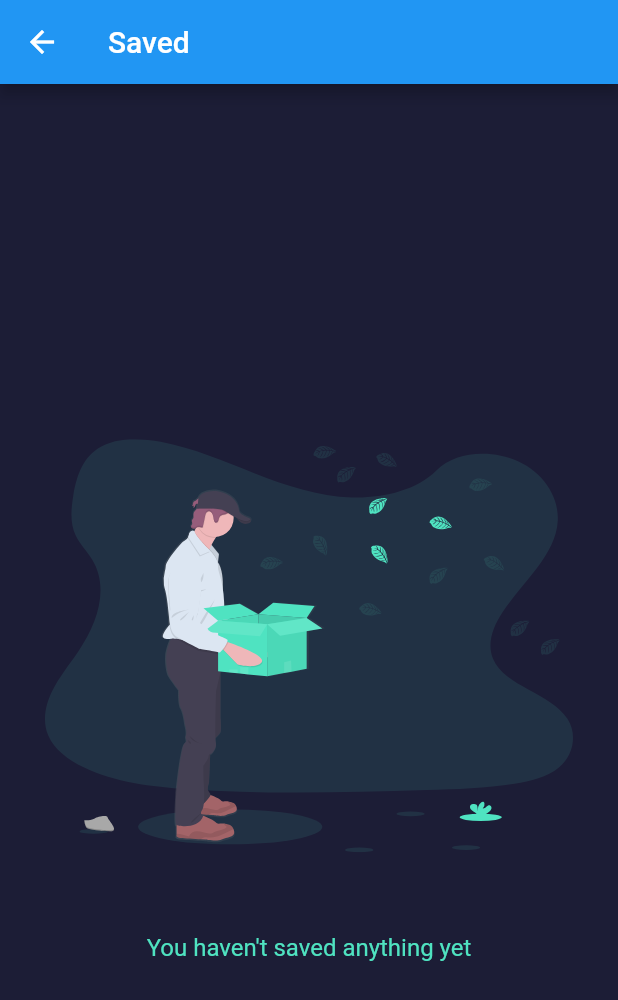
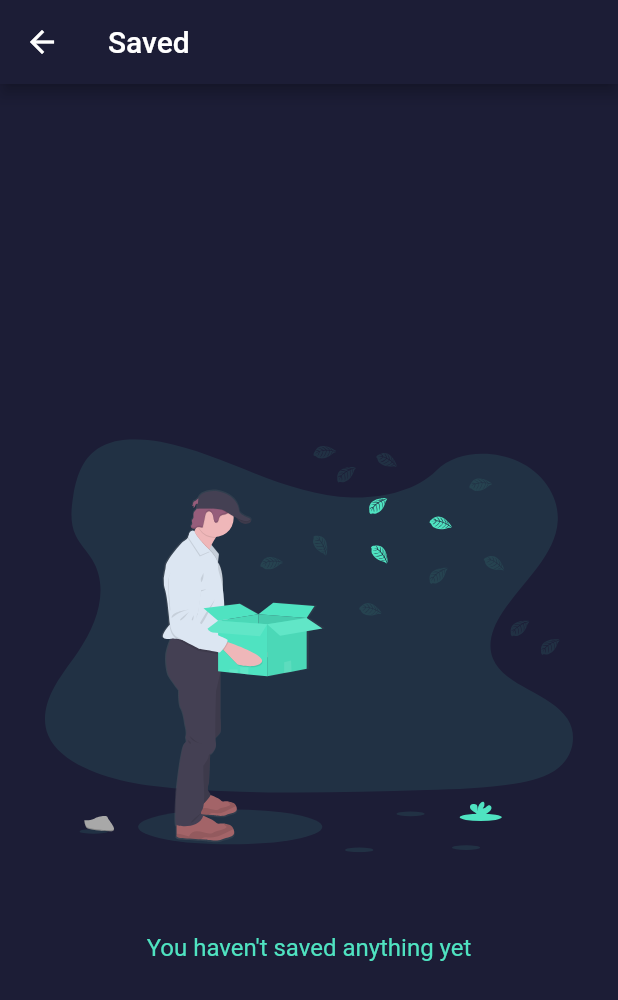
Before and after one commit to vishvaRam/Status-Saver-Plus, a Flutter app: the Downloads screen opened directly, on a phone screen of 412 x 824 dp. Shown: the top 1000 px of the screen. Run offline on Flutter 3.47's test engine with Material 2 defaults, Android fonts, the phone set to English and light mode, and no system bars; our stand-ins replace flutter_svg, photo_view, share, video_player; missing offline and left inert: open_appstore, permission, video_thumbnail.

```diff
--- /dev/null
+++ b/lib/Pages/ColorTheming.dart
@@ -0,0 +1,4 @@
+import 'package:flutter/material.dart';
+
+final Color backgroundColor = Color(0xff1C1D36);
+final Color accentColor = Color(0xff4FE3C1);
--- a/lib/Pages/Downloads.dart
+++ b/lib/Pages/Downloads.dart
@@ -3,6 +3,8 @@ import 'dart:io';
 import './Downloaded Pages/Downloaded Image.dart';
 import './Downloaded Pages/Downloaded Videos.dart';
 import 'package:flutter_svg/flutter_svg.dart';
+
+import 'ColorTheming.dart';
 
 class Downloads extends StatefulWidget {
   @override
@@ -11,8 +13,8 @@ class Downloads extends StatefulWidget {
 
 class _DownloadsState extends State<Downloads> {
 
-  String imagePath = "/storage/emulated/0/Status Saver/Images";
-  String videosPath = "/storage/emulated/0/Status Saver/Videos";
+  String imagePath = "/storage/emulated/0/Pictures/Status Saver Plus";
+  String videosPath = "/storage/emulated/0/Pictures/Status Saver Plus";
   bool isSaved = false;
   bool images = true;
   bool videos = true;
@@ -105,7 +107,8 @@ class _DownloadsState extends State<Downloads> {
           child: Scaffold(
             backgroundColor:  Theme.of(context).primaryColor,
             appBar: AppBar(
-          title: Text("Saved"),
+              backgroundColor: backgroundColor,
+              title: Text("Saved"),
         ),
         body: Center(
           child: Padding(
@@ -126,17 +129,19 @@ class _DownloadsState extends State<Downloads> {
       return DefaultTabController(length: 2, child: SafeArea( child: Scaffold(
         appBar: AppBar(
           elevation: 0.0,
+          backgroundColor: backgroundColor,
           title: Text("Saved"),
           bottom: TabBar(
-            unselectedLabelColor: Theme.of(context).accentColor,
+            unselectedLabelColor: accentColor,
             indicatorSize: TabBarIndicatorSize.label,
             indicator: BoxDecoration(
               borderRadius: BorderRadius.circular(50),
-              color: Theme.of(context).accentColor,
+              color: accentColor,
             ),
-            indicatorColor: Theme.of(context).accentColor,
-            labelColor: Theme.of(context).primaryColor,
+            indicatorColor: accentColor,
+            labelColor: backgroundColor,
             tabs: [
+
               Tab(
                 child: Row(
                   mainAxisAlignment: MainAxisAlignment.center,
```
Also changed, not shown: lib/Pages/Downloaded Pages/ViewDownloadedImage.dart (+6 -2 lines), lib/Pages/Images.dart (+65 -21 lines), lib/Pages/MainPage.dart (+8 -6 lines), lib/Pages/Videos.dart (+23 -6 lines), lib/Pages/ViewImage.dart (+75 -47 lines), lib/Pages/ViewVideo.dart (+5 -2 lines), pubspec.yaml (+7 -6 lines), pubspec.lock, 1 other file.
